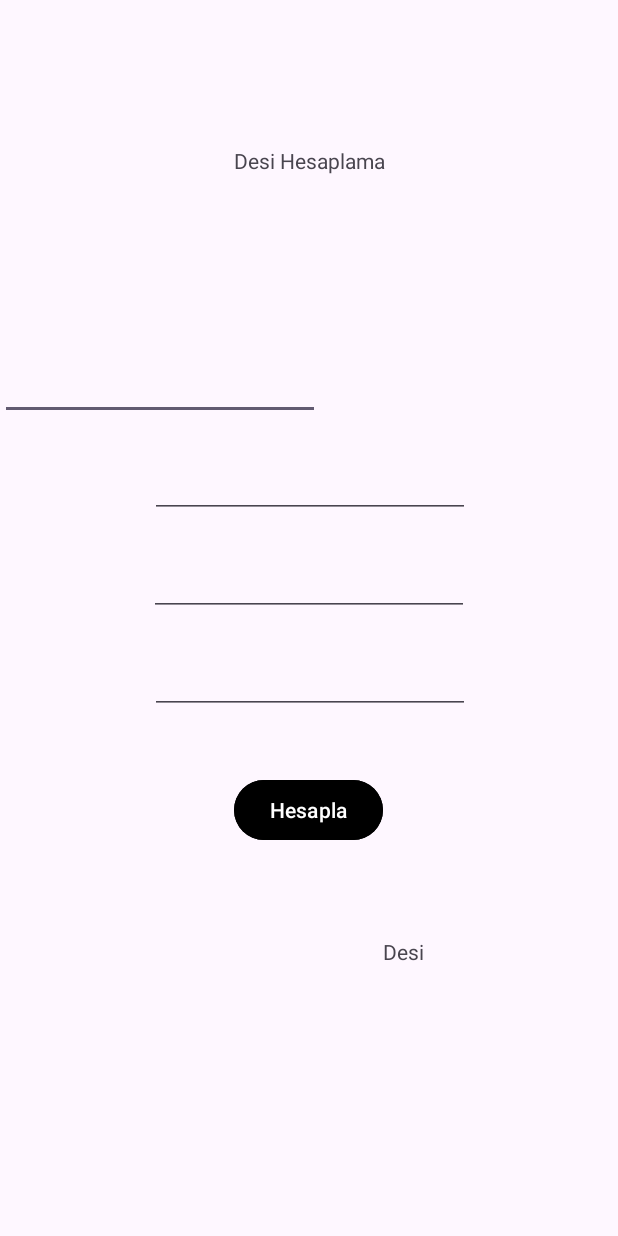
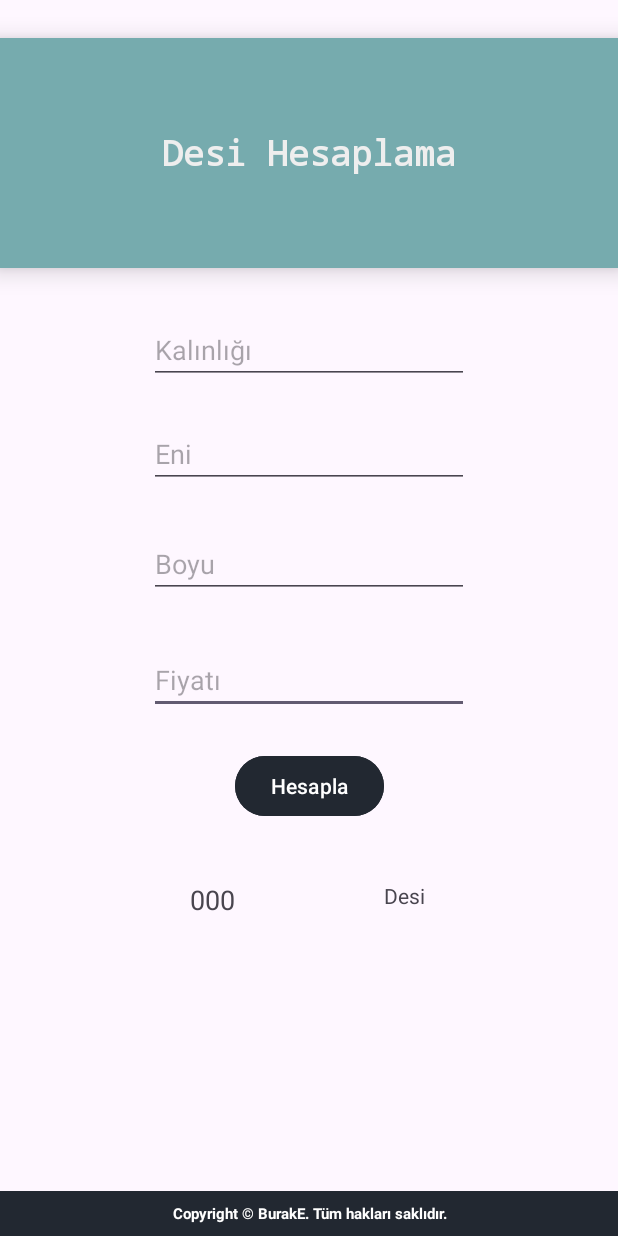
Before and after one commit to burake0/desi_hesaplayici, an Android app: the screen it shows after launch (MainActivity), on a phone screen of 412 x 824 dp. Run offline under Robolectric (Android 15) with nearby library versions, the phone set to English and light mode, and no system bars.

Commit message:
UI Design Developments

```diff
--- a/app/src/main/res/layout/activity_main.xml
+++ b/app/src/main/res/layout/activity_main.xml
@@ -1,5 +1,6 @@
 <?xml version="1.0" encoding="utf-8"?>
-<androidx.constraintlayout.widget.ConstraintLayout xmlns:android="http://schemas.android.com/apk/res/android"
+<androidx.constraintlayout.widget.ConstraintLayout
+    xmlns:android="http://schemas.android.com/apk/res/android"
     xmlns:app="http://schemas.android.com/apk/res-auto"
     xmlns:tools="http://schemas.android.com/tools"
     android:id="@+id/main"
@@ -8,35 +9,39 @@
     tools:context=".MainActivity">
 
     <EditText
-        android:id="@+id/editTextText"
+        android:id="@+id/price"
         android:layout_width="wrap_content"
         android:layout_height="wrap_content"
-        android:layout_marginBottom="20dp"
+        android:layout_marginBottom="24dp"
         android:ems="10"
-        android:inputType="text"
-        app:layout_constraintBottom_toTopOf="@+id/editTextText2"
-        tools:layout_editor_absoluteX="101dp" />
+        android:hint="Fiyatı"
+        android:inputType="number"
+        app:layout_constraintBottom_toTopOf="@+id/button2"
+        app:layout_constraintEnd_toEndOf="parent"
+        app:layout_constraintStart_toStartOf="parent" />
+
+    <EditText
+        android:id="@+id/height"
+        android:layout_width="wrap_content"
+        android:layout_height="wrap_content"
+        android:layout_marginBottom="32dp"
+        android:ems="10"
+        android:hint="Boyu"
+        android:inputType="number"
+        app:layout_constraintBottom_toTopOf="@+id/price"
+        app:layout_constraintEnd_toEndOf="parent"
+        app:layout_constraintStart_toStartOf="parent" />
 
     <TextView
-        android:id="@+id/textView"
+        android:id="@+id/desiKup"
         android:layout_width="wrap_content"
         android:layout_height="wrap_content"
-        android:layout_marginBottom="180dp"
+        android:layout_marginBottom="212dp"
+        android:text="000"
+        android:textSize="18dp"
         app:layout_constraintBottom_toBottomOf="parent"
         app:layout_constraintEnd_toStartOf="@+id/button2"
         app:layout_constraintHorizontal_bias="1.0"
-        app:layout_constraintStart_toStartOf="parent" />
-
-    <Button
-        android:id="@+id/button2"
-        android:layout_width="wrap_content"
-        android:layout_height="wrap_content"
-        android:layout_marginBottom="260dp"
-        android:backgroundTint="@color/black"
-        android:text="@string/hesapla"
-        app:layout_constraintBottom_toBottomOf="parent"
-        app:layout_constraintEnd_toEndOf="parent"
-        app:layout_constraintHorizontal_bias="0.498"
         app:layout_constraintStart_toStartOf="parent" />
 
     <TextView
@@ -49,55 +54,80 @@
         app:layout_constraintEnd_toEndOf="parent"
         app:layout_constraintHorizontal_bias="0.0"
         app:layout_constraintStart_toEndOf="@+id/button2"
-        app:layout_constraintTop_toTopOf="@+id/textView"
+        app:layout_constraintTop_toTopOf="@+id/desiKup"
         app:layout_constraintVertical_bias="0.0" />
-
-    <EditText
-        android:id="@+id/editTextText2"
-        android:layout_width="wrap_content"
-        android:layout_height="wrap_content"
-        android:layout_marginBottom="20dp"
-        android:autofillHints=""
-        android:ems="10"
-        android:inputType="text"
-        app:layout_constraintBottom_toTopOf="@+id/editTextText3"
-        app:layout_constraintEnd_toEndOf="parent"
-        app:layout_constraintHorizontal_bias="0.502"
-        app:layout_constraintStart_toStartOf="parent" />
 
     <TextView
         android:id="@+id/textView3"
+        android:layout_width="match_parent"
+        android:layout_height="153dp"
+        android:gravity="center"
+        android:elevation="10dp"
+        android:background="#76ABAE"
+        android:text="Desi Hesaplama"
+        android:textColor="#EEEEEE"
+        android:fontFamily="monospace"
+        android:textSize="23dp"
+        android:textStyle="bold"
+        android:layout_marginBottom="20dp"
+        app:layout_constraintBottom_toTopOf="@+id/thickness"
+        app:layout_constraintEnd_toEndOf="parent"
+        app:layout_constraintHorizontal_bias="0.0"
+        app:layout_constraintStart_toStartOf="parent"
+        app:layout_constraintTop_toTopOf="parent"
+        app:layout_constraintVertical_bias="0.673" />
+
+    <EditText
+        android:id="@+id/thickness"
         android:layout_width="wrap_content"
         android:layout_height="wrap_content"
-        android:layout_marginTop="96dp"
-        android:text="Desi Hesaplama"
-        app:layout_constraintBottom_toTopOf="@+id/editTextText"
+        android:layout_marginBottom="24dp"
+        android:ems="10"
+        android:hint="Kalınlığı"
+        android:inputType="number"
+        app:layout_constraintBottom_toTopOf="@+id/width"
         app:layout_constraintEnd_toEndOf="parent"
         app:layout_constraintStart_toStartOf="parent"
         app:layout_constraintTop_toTopOf="parent"
-        app:layout_constraintVertical_bias="0.012" />
+        app:layout_constraintVertical_bias="1.0" />
 
-    <EditText
-        android:id="@+id/editTextText3"
+    <Button
+        android:id="@+id/button2"
         android:layout_width="wrap_content"
         android:layout_height="wrap_content"
-        android:layout_marginBottom="20dp"
-        android:ems="10"
-        android:inputType="text"
-        app:layout_constraintBottom_toTopOf="@+id/editTextText4"
+        android:layout_marginBottom="276dp"
+        android:backgroundTint="#222831"
+        android:text="@string/hesapla"
+        app:layout_constraintBottom_toBottomOf="parent"
         app:layout_constraintEnd_toEndOf="parent"
         app:layout_constraintStart_toStartOf="parent" />
 
     <EditText
-        android:id="@+id/editTextText4"
+        android:id="@+id/width"
         android:layout_width="wrap_content"
         android:layout_height="wrap_content"
-        android:layout_marginBottom="40dp"
+        android:layout_marginBottom="28dp"
+        android:autofillHints=""
         android:ems="10"
-        android:inputType="text"
-        app:layout_constraintBottom_toTopOf="@+id/button2"
+        android:hint="Eni"
+        android:inputType="number"
+        app:layout_constraintBottom_toTopOf="@+id/height"
         app:layout_constraintEnd_toEndOf="parent"
-        app:layout_constraintHorizontal_bias="0.502"
+        app:layout_constraintStart_toStartOf="parent" />
+
+    <TextView
+        android:id="@+id/textView4"
+        android:layout_width="match_parent"
+        android:layout_height="30dp"
+        android:background="#222831"
+        android:gravity="center"
+        android:text="Copyright © BurakE. Tüm hakları saklıdır."
+        android:textColor="@color/white"
+        android:textSize="10dp"
+        android:textStyle="bold"
+        app:layout_constraintBottom_toBottomOf="parent"
+        app:layout_constraintEnd_toEndOf="parent"
+        app:layout_constraintHorizontal_bias="0.0"
         app:layout_constraintStart_toStartOf="parent" />
 
 </androidx.constraintlayout.widget.ConstraintLayout>
```
